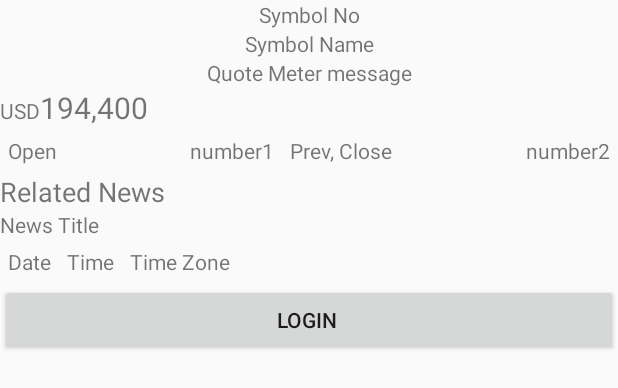
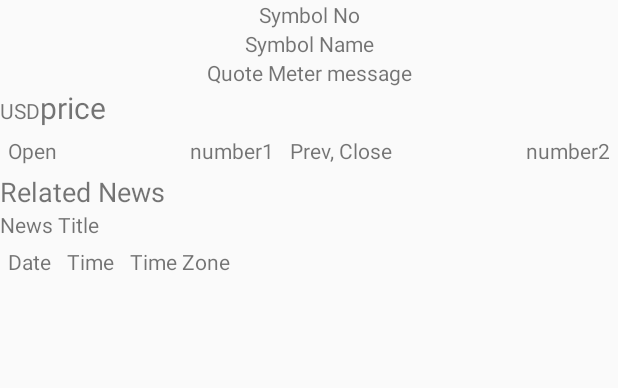
Before and after one commit to louiss011371/StocksApp, an Android app: the layout fragment_detail.xml on its own in the app's theme, with its tools: preview values and no code run, on a phone screen of 412 x 824 dp. Shown: the top 388 px of the screen. Run offline under Robolectric (Android 15) with nearby library versions, the phone set to English and light mode, and no system bars.

Commit message:
Update Code

```diff
--- a/app/src/main/java/com/example/stocksapp/view/IStockDetailView.kt
+++ b/app/src/main/java/com/example/stocksapp/view/IStockDetailView.kt
@@ -1,5 +1,5 @@
 package com.example.stocksapp.view
 
 interface IStockDetailView {
-    fun onStockDetailResult(symbol: String)
+    fun onStockDetailResult(symbol: String, latestPrice:String, openPrice: String, closePrice: String)
 }
--- a/app/src/main/res/layout/activity_main.xml
+++ b/app/src/main/res/layout/activity_main.xml
@@ -8,7 +8,7 @@
 
     <fragment
         android:id="@+id/mainfragment"
-        android:name="com.example.stocksapp.view.MainFragment"
+        android:name="com.example.stocksapp.view.DetailFragment"
         android:layout_width="match_parent"
         android:layout_height="wrap_content"
         tools:ignore="MissingConstraints" />
--- a/app/src/main/res/layout/fragment_detail.xml
+++ b/app/src/main/res/layout/fragment_detail.xml
@@ -4,6 +4,7 @@
     android:layout_width="match_parent"
     android:layout_height="match_parent"
     android:orientation="vertical"
+    android:id="@+id/detailfragment"
     tools:context=".view.DetailFragment">
 
     <LinearLayout
@@ -49,7 +50,8 @@
             <TextView
                 android:layout_width="wrap_content"
                 android:layout_height="wrap_content"
-                android:text="194,400"
+                android:text="price"
+                android:id="@+id/latestPriceText"
                 android:textSize="20sp" />
         </LinearLayout>
 
@@ -72,7 +74,7 @@
             android:layout_weight="1"
             android:gravity="right"
             android:padding="5dp"
-            android:id="@+id/openValue"
+            android:id="@+id/openPriceText"
             android:text="number1" />
 
         <TextView
@@ -88,7 +90,7 @@
             android:layout_weight="1"
             android:gravity="right"
             android:padding="5dp"
-            android:id="@+id/closeValue"
+            android:id="@+id/closePriceText"
             android:text="number2"
             />
     </LinearLayout>
@@ -141,10 +143,4 @@
             </LinearLayout>
         </LinearLayout>
     </LinearLayout>
-    <Button
-        android:layout_width="match_parent"
-        android:layout_height="wrap_content"
-        android:text="login "
-        android:id="@+id/btn_login"/>
-
 </LinearLayout>
--- a/app/src/main/res/layout/fragment_main.xml
+++ b/app/src/main/res/layout/fragment_main.xml
@@ -4,6 +4,7 @@
     android:layout_width="match_parent"
     android:layout_height="match_parent"
     android:orientation="vertical"
+    android:id="@+id/mainfragment"
     tools:context=".view.MainFragment">
 
    <androidx.recyclerview.widget.RecyclerView
```
Also changed, not shown: app/src/main/java/com/example/stocksapp/helpers/StockListAdapter.kt (+8 -6 lines), app/src/main/java/com/example/stocksapp/model/Stock.kt (+7 -7 lines), app/src/main/java/com/example/stocksapp/presenter/DetailStockPresenter.kt (+11 -2 lines), app/src/main/java/com/example/stocksapp/view/DetailFragment.kt (+5 -15 lines), app/src/main/java/com/example/stocksapp/view/MainFragment.kt (+10 -7 lines).
